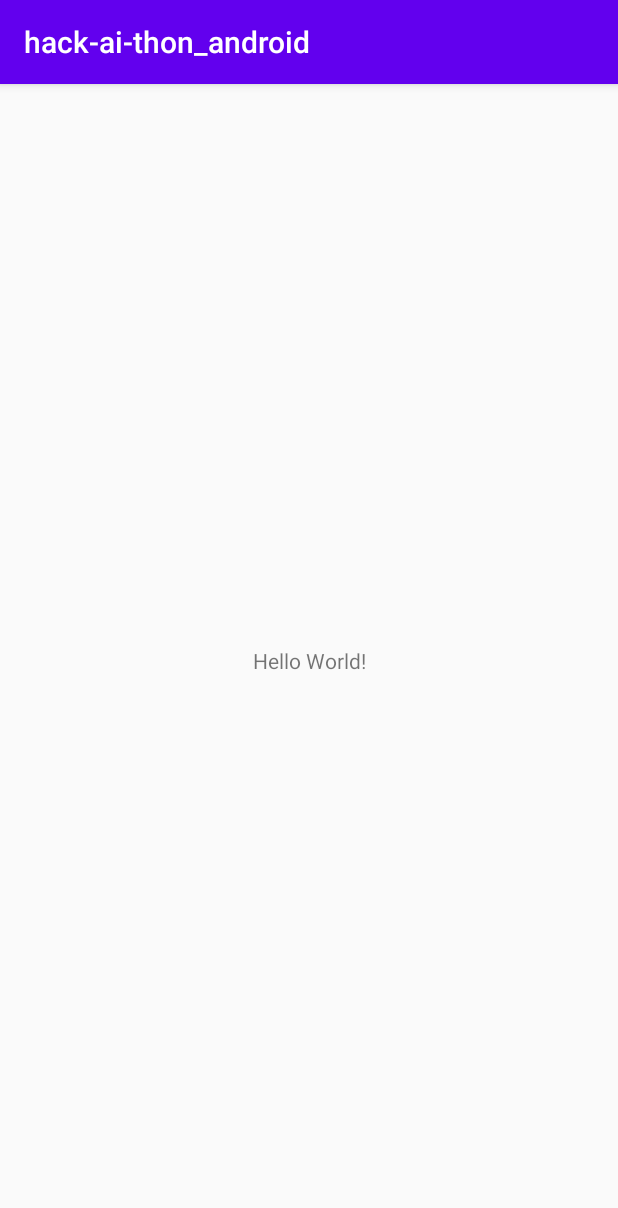
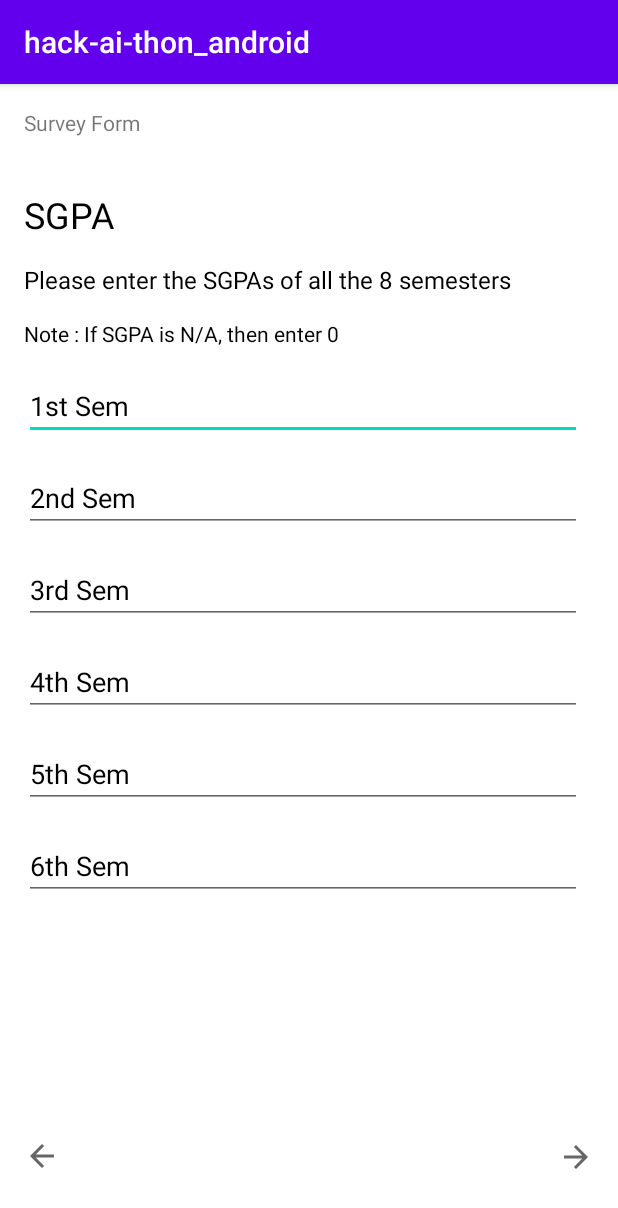
Before and after one commit to parjanyahk/hackaithon-project, an Android app: the screen it shows after launch once a user with an empty profile is signed in (DashboardActivity before the commit, SurveyFormActivity after it), on a phone screen of 412 x 824 dp. Shown: the top 1208 px of the screen. Run offline under Robolectric (Android 15) with nearby library versions, the phone set to English and light mode, and no system bars; our stand-ins replace Firebase (no records; nobody signed in at launch, a user with empty details on screens opened directly); Roboto replaces fonts that are not available here.

Commit message:
add fragments

```diff
--- a/Android/app/src/main/java/com/example/hack_ai_thon_android/account/LogInActivity.kt
+++ b/Android/app/src/main/java/com/example/hack_ai_thon_android/account/LogInActivity.kt
@@ -9,6 +9,7 @@ import android.widget.Toast
 import androidx.appcompat.app.AppCompatActivity
 import com.example.hack_ai_thon_android.ui.dashboard.DashboardActivity
 import com.example.hack_ai_thon_android.R
+import com.example.hack_ai_thon_android.ui.survey.SurveyFormActivity
 import com.google.android.gms.common.api.GoogleApiClient
 import com.google.firebase.auth.FirebaseAuth
 import com.google.firebase.auth.FirebaseUser
@@ -76,7 +77,7 @@ class LogInActivity : AppCompatActivity() {
 
     private fun updateUI(user: FirebaseUser?){
         if (user!=null){
-            val intent = Intent(this, DashboardActivity::class.java)
+            val intent = Intent(this, SurveyFormActivity::class.java)
             startActivity(intent)
         }
     }
--- a/Android/app/src/main/java/com/example/hack_ai_thon_android/account/SignUpActivity.kt
+++ b/Android/app/src/main/java/com/example/hack_ai_thon_android/account/SignUpActivity.kt
@@ -10,6 +10,7 @@ import android.widget.TextView
 import android.widget.Toast
 import com.example.hack_ai_thon_android.ui.dashboard.DashboardActivity
 import com.example.hack_ai_thon_android.R
+import com.example.hack_ai_thon_android.ui.survey.SurveyFormActivity
 import com.google.firebase.auth.FirebaseAuth
 
 class SignUpActivity : AppCompatActivity() {
@@ -66,7 +67,7 @@ class SignUpActivity : AppCompatActivity() {
         }
 
         if (mAuth.currentUser!=null){
-            startActivity(Intent(applicationContext, DashboardActivity::class.java))
+            startActivity(Intent(applicationContext, SurveyFormActivity::class.java))
         }
     }
 }
--- /dev/null
+++ b/Android/app/src/main/res/drawable/ic_baseline_check_24.xml
@@ -0,0 +1,10 @@
+<vector xmlns:android="http://schemas.android.com/apk/res/android"
+    android:width="24dp"
+    android:height="24dp"
+    android:viewportWidth="24"
+    android:viewportHeight="24"
+    android:tint="?attr/colorControlNormal">
+  <path
+      android:fillColor="@android:color/white"
+      android:pathData="M9,16.17L4.83,12l-1.42,1.41L9,19 21,7l-1.41,-1.41z"/>
+</vector>
--- a/Android/app/src/main/res/layout/activity_survey_form.xml
+++ b/Android/app/src/main/res/layout/activity_survey_form.xml
@@ -18,37 +18,105 @@
         app:layout_constraintStart_toStartOf="parent"
         app:layout_constraintTop_toTopOf="parent" />
 
-    <LinearLayout
-        android:id="@+id/linearLayout"
+            <include
+                android:id="@+id/frameLayout_sgpa"
+                layout="@layout/fragment_sgpa"
+                android:layout_width="match_parent"
+                android:layout_height="500dp"
+                android:layout_marginTop="19dp"
+                android:orientation="vertical"
+                android:visibility="visible"
+                app:layout_constraintBottom_toBottomOf="parent"
+                app:layout_constraintStart_toStartOf="parent"
+                app:layout_constraintTop_toBottomOf="@+id/SurveyForm"
+                app:layout_constraintVertical_bias="0.0">
+
+            </include>
+
+            <include
+        layout="@layout/fragment_skillset"
+        android:id="@+id/frameLayout_skillSet"
         android:layout_width="match_parent"
-        android:layout_height="600dp"
+        android:layout_height="500dp"
         android:layout_marginTop="19dp"
         android:orientation="vertical"
+        android:visibility="gone"
+        app:layout_constraintStart_toStartOf="parent"
+        app:layout_constraintBottom_toBottomOf="parent"
+        app:layout_constraintVertical_bias="0.0"
+        app:layout_constraintTop_toBottomOf="@+id/SurveyForm">
+
+    </include>
+
+    <include
+        android:id="@+id/frameLayout_package"
+        android:layout_width="match_parent"
+        android:layout_height="500dp"
+        android:layout_marginTop="19dp"
+        android:orientation="vertical"
+        layout="@layout/fragment_package"
+        android:visibility="gone"
+        app:layout_constraintBottom_toBottomOf="parent"
+        app:layout_constraintVertical_bias="0.0"
         app:layout_constraintStart_toStartOf="parent"
         app:layout_constraintTop_toBottomOf="@+id/SurveyForm">
 
-    </LinearLayout>
+    </include>
+
+
+    <include
+        android:id="@+id/frameLayout_domain"
+        android:layout_width="match_parent"
+        android:layout_height="500dp"
+        android:layout_marginTop="19dp"
+        android:orientation="vertical"
+        layout="@layout/fragment_domain"
+        android:visibility="gone"
+        app:layout_constraintBottom_toBottomOf="parent"
+        app:layout_constraintVertical_bias="0.0"
+        app:layout_constraintStart_toStartOf="parent"
+        app:layout_constraintTop_toBottomOf="@+id/SurveyForm">
+
+    </include>
+
+    <include
+        android:id="@+id/frameLayout_job"
+        android:layout_width="match_parent"
+        android:layout_height="500dp"
+        android:layout_marginTop="19dp"
+        android:orientation="vertical"
+        layout="@layout/fragment_job"
+        android:visibility="gone"
+        app:layout_constraintBottom_toBottomOf="parent"
+        app:layout_constraintVertical_bias="0.0"
+        app:layout_constraintStart_toStartOf="parent"
+        app:layout_constraintTop_toBottomOf="@+id/SurveyForm">
+
+    </include>
+
 
     <ImageView
         android:id="@+id/back"
         android:layout_width="wrap_content"
         android:layout_height="wrap_content"
         android:layout_marginStart="16dp"
-        android:layout_marginLeft="16dp"
-        android:layout_marginTop="25dp"
         android:src="@drawable/ic_back"
+        app:layout_constraintBottom_toBottomOf="parent"
         app:layout_constraintStart_toStartOf="parent"
-        app:layout_constraintTop_toBottomOf="@+id/linearLayout" />
+        app:layout_constraintTop_toTopOf="parent"
+        app:layout_constraintVertical_bias="0.944" />
 
     <ImageView
         android:id="@+id/next"
         android:layout_width="wrap_content"
         android:layout_height="wrap_content"
-        android:layout_marginTop="25dp"
         android:layout_marginEnd="16dp"
-        android:layout_marginRight="16dp"
         android:src="@drawable/ic_next"
+        app:layout_constraintBottom_toBottomOf="parent"
         app:layout_constraintEnd_toEndOf="parent"
-        app:layout_constraintTop_toBottomOf="@+id/linearLayout" />
+        app:layout_constraintTop_toTopOf="parent"
+        app:layout_constraintVertical_bias="0.945" />
+
+
 
 </androidx.constraintlayout.widget.ConstraintLayout>
--- a/Android/app/src/main/res/layout/fragment_sgpa.xml
+++ b/Android/app/src/main/res/layout/fragment_sgpa.xml
@@ -1,10 +1,16 @@
 <?xml version="1.0" encoding="utf-8"?>
-<androidx.constraintlayout.widget.ConstraintLayout xmlns:android="http://schemas.android.com/apk/res/android"
+<ScrollView
+    xmlns:android="http://schemas.android.com/apk/res/android"
     xmlns:app="http://schemas.android.com/apk/res-auto"
     xmlns:tools="http://schemas.android.com/tools"
+    tools:context=".ui.survey.SgpaFragment"
     android:layout_width="match_parent"
     android:layout_height="match_parent"
-    tools:context=".ui.survey.SgpaFragment"
+    android:orientation="vertical"
+    >
+<androidx.constraintlayout.widget.ConstraintLayout
+    android:layout_width="match_parent"
+    android:layout_height="match_parent"
     android:background="#ffffff">
 
     <TextView
@@ -144,7 +150,5 @@
 
     </ScrollView>
 
-
-
-
 </androidx.constraintlayout.widget.ConstraintLayout>
+</ScrollView>
```
Also changed, not shown: Android/app/src/main/java/com/example/hack_ai_thon_android/data/ReportData.kt (+8 -2 lines), Android/app/src/main/java/com/example/hack_ai_thon_android/ui/survey/JobFragment.kt (+7 -1 lines), Android/app/src/main/java/com/example/hack_ai_thon_android/ui/survey/SurveyFormActivity.kt (+68 -0 lines), Android/app/src/main/res/layout/fragment_skillset.xml (+12 -2 lines), 2 other files.
